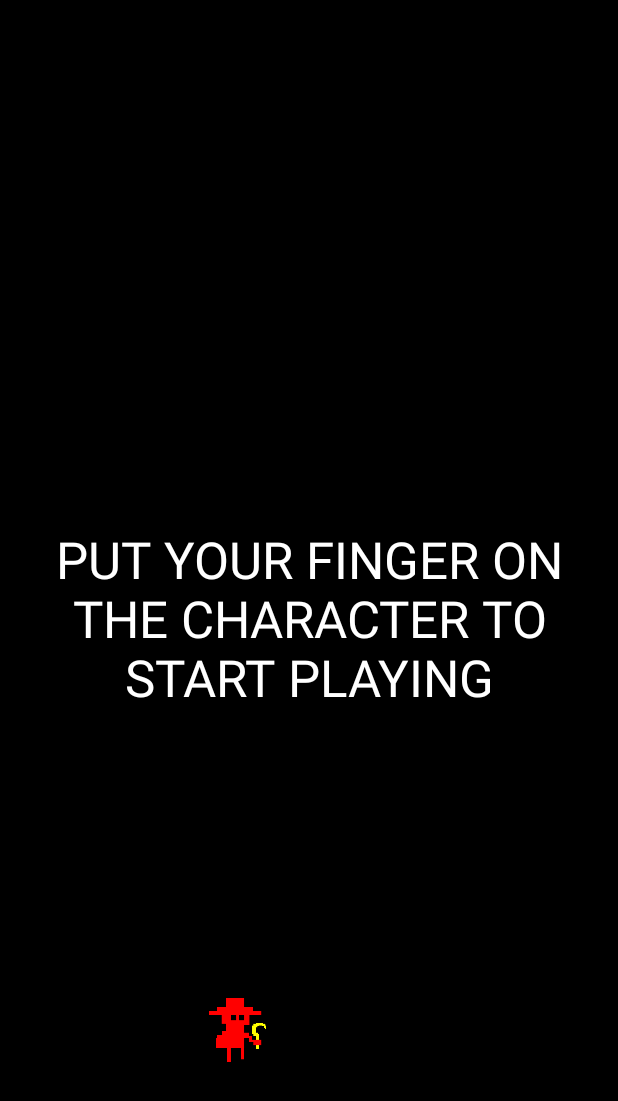
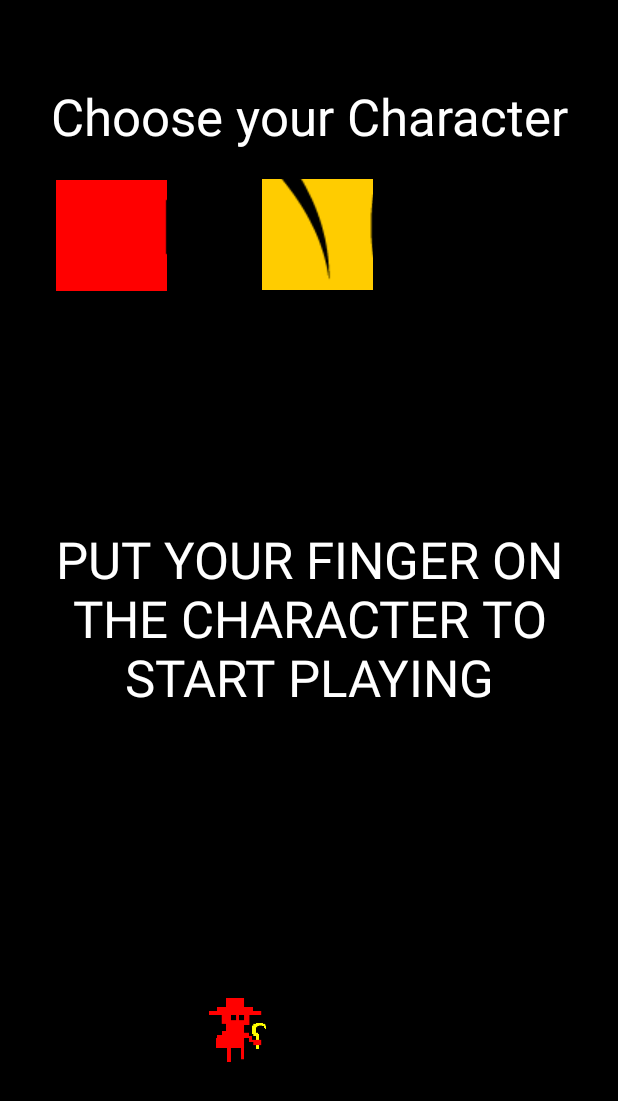
Before and after one commit to JoseMagIII/Sibat, an Android app: the screen it shows after launch (MainActivity), on a phone screen of 412 x 824 dp. Shown: the top 1101 px of the screen. Run offline under Robolectric (Android 15) with nearby library versions, the phone set to English and light mode, and no system bars.

Commit message:
Added Choose character feature (temp icons)

```diff
--- a/app/src/main/java/com/mobdeve/project/sibat/Constants.java
+++ b/app/src/main/java/com/mobdeve/project/sibat/Constants.java
@@ -1,7 +1,9 @@
 package com.mobdeve.project.sibat;
 
 import android.content.SharedPreferences;
+import android.graphics.drawable.Drawable;
 import android.widget.Button;
+import android.widget.ImageButton;
 import android.widget.TextView;
 
 public class Constants {
@@ -18,7 +20,11 @@ public class Constants {
     public static Button RESTART;
     public static Button QUIT;
     public static TextView INITIAL;
+    public static TextView CHOOSE;
     public static boolean START;
+    public static Integer CHARAIMG;
+    public static ImageButton CHARA1;
+    public static ImageButton CHARA2;
 
 
 }
--- a/app/src/main/java/com/mobdeve/project/sibat/GameView.java
+++ b/app/src/main/java/com/mobdeve/project/sibat/GameView.java
@@ -16,6 +16,7 @@ import android.util.AttributeSet;
 import android.util.Log;
 import android.view.MotionEvent;
 import android.view.View;
+
 import android.widget.TextView;
 
 import androidx.annotation.Nullable;
@@ -150,8 +151,20 @@ public class GameView extends View {
 
         //ADD PLAYER ANIMATIONS HERE
         ArrayList<Bitmap> animations = new ArrayList<>();
-        animations.add(BitmapFactory.decodeResource(this.getResources(), R.drawable.tempchar));
-        animations.add(BitmapFactory.decodeResource(this.getResources(), R.drawable.tempchar2));
+        switch(Constants.CHARAIMG){
+            case 1: {
+                animations.add(BitmapFactory.decodeResource(this.getResources(), R.drawable.tempchar));
+                animations.add(BitmapFactory.decodeResource(this.getResources(), R.drawable.tempchar2));
+
+            } break;
+            case 2: {
+                animations.add(BitmapFactory.decodeResource(this.getResources(), R.drawable.bird1));
+
+            } break;
+
+        }
+
+
         player.setArrBms(animations);
     }
 
@@ -292,6 +305,9 @@ public class GameView extends View {
                     Pause = false;
 
                     Constants.INITIAL.setVisibility(View.GONE);
+                    Constants.CHOOSE.setVisibility(View.GONE);
+                    Constants.CHARA1.setVisibility(View.GONE);
+                    Constants.CHARA2.setVisibility(View.GONE);
                     Constants.SCOREVIEW.setVisibility(View.VISIBLE);
                     Constants.SCORETEXT.setVisibility(View.VISIBLE);
                     if(!Gameover) {
--- a/app/src/main/java/com/mobdeve/project/sibat/MainActivity.java
+++ b/app/src/main/java/com/mobdeve/project/sibat/MainActivity.java
@@ -1,8 +1,11 @@
 package com.mobdeve.project.sibat;
 
 import androidx.appcompat.app.AppCompatActivity;
+import androidx.core.content.res.ResourcesCompat;
+
 
 import android.content.SharedPreferences;
+import android.content.res.Resources;
 import android.media.MediaPlayer;
 import android.os.Bundle;
 import android.preference.PreferenceManager;
@@ -10,6 +13,7 @@ import android.util.DisplayMetrics;
 import android.view.View;
 import android.view.WindowManager;
 import android.widget.Button;
+import android.widget.ImageButton;
 import android.widget.TextView;
 
 public class MainActivity extends AppCompatActivity {
@@ -19,12 +23,19 @@ public class MainActivity extends AppCompatActivity {
     private Button restartBtn, quitBtn;
     private GameView gameView;
     private MediaPlayer mediaPlayer;
+    private ImageButton chara1, chara2;
 
     @Override
     protected void onCreate(Bundle savedInstanceState) {
         super.onCreate(savedInstanceState);
 
         this.getWindow().setFlags(WindowManager.LayoutParams.FLAG_FULLSCREEN, WindowManager.LayoutParams.FLAG_FULLSCREEN);
+
+
+        Constants.CHARAIMG = 1;
+
+
+
 
 
         this.sp = PreferenceManager.getDefaultSharedPreferences(getApplicationContext());
@@ -34,6 +45,7 @@ public class MainActivity extends AppCompatActivity {
         Constants.SP = this.sp;
 
         Constants.HIGHSCORE = sp.getInt("HighScore", 0);
+
 
         DisplayMetrics dm = new DisplayMetrics();
         this.getWindowManager().getDefaultDisplay().getMetrics(dm);
@@ -48,10 +60,16 @@ public class MainActivity extends AppCompatActivity {
         Constants.RESTART = (Button) this.findViewById(R.id.restart_btn);
         Constants.QUIT = (Button) this.findViewById(R.id.quit_btn);
         Constants.INITIAL = (TextView) this.findViewById(R.id.initialScreen_tv);
+        Constants.CHOOSE = (TextView) this.findViewById(R.id.ChooseScreen_tv);
+
+        Constants.CHARA1 = (ImageButton) this.findViewById(R.id.chara1_ib);
+        Constants.CHARA2 = (ImageButton) this.findViewById(R.id.chara2_ib);
 
         restartBtn = this.findViewById(R.id.restart_btn);
         gameView = this.findViewById(R.id.gameView);
         quitBtn = this.findViewById(R.id.quit_btn);
+
+
 
         mediaPlayer = MediaPlayer.create(this, R.raw.bgmusic);
         mediaPlayer.setLooping(true);
@@ -63,6 +81,9 @@ public class MainActivity extends AppCompatActivity {
             public void onClick(View v) {
 
                 Constants.INITIAL.setVisibility(View.VISIBLE);
+                Constants.CHOOSE.setVisibility(View.VISIBLE);
+                Constants.CHARA1.setVisibility(View.VISIBLE);
+                Constants.CHARA2.setVisibility(View.VISIBLE);
                 Constants.SCOREVIEW.setVisibility(View.GONE);
                 Constants.SCORETEXT.setVisibility(View.GONE);
                 gameView.reset();
@@ -75,6 +96,22 @@ public class MainActivity extends AppCompatActivity {
             public void onClick(View v) {
                 finish();
                 System.exit(0);
+            }
+        });
+
+        Constants.CHARA1.setOnClickListener(new View.OnClickListener() {
+            @Override
+            public void onClick(View view){
+                Constants.CHARAIMG = 1;
+                gameView.reset();
+            }
+        });
+
+        Constants.CHARA2.setOnClickListener(new View.OnClickListener() {
+            @Override
+            public void onClick(View view){
+                Constants.CHARAIMG = 2;
+                gameView.reset();
             }
         });
     }
--- a/app/src/main/res/layout/activity_main.xml
+++ b/app/src/main/res/layout/activity_main.xml
@@ -20,6 +20,33 @@
         app:layout_constraintVertical_bias="0.0">
 
     </com.mobdeve.project.sibat.GameView>
+
+    <TextView
+        android:id="@+id/ChooseScreen_tv"
+        android:layout_width="0dp"
+        android:layout_height="wrap_content"
+        android:text="Choose your Character"
+        android:textAlignment="center"
+        android:textColor="#FFFFFF"
+        android:textSize="34sp"
+        app:layout_constraintBottom_toBottomOf="parent"
+        app:layout_constraintEnd_toEndOf="parent"
+        app:layout_constraintHorizontal_bias="0.0"
+        app:layout_constraintStart_toStartOf="parent"
+        app:layout_constraintTop_toTopOf="parent"
+        app:layout_constraintVertical_bias="0.06999999" />
+
+    <ImageButton
+        android:id="@+id/chara2_ib"
+        android:layout_width="74dp"
+        android:layout_height="74dp"
+        app:layout_constraintBottom_toBottomOf="@+id/gameView"
+        app:layout_constraintEnd_toEndOf="parent"
+        app:layout_constraintHorizontal_bias="0.28"
+        app:layout_constraintStart_toEndOf="@+id/chara1_ib"
+        app:layout_constraintTop_toTopOf="parent"
+        app:layout_constraintVertical_bias="0.159"
+        app:srcCompat="@drawable/bird1" />
 
     <TextView
         android:id="@+id/pause_tv"
@@ -123,4 +150,16 @@
         app:layout_constraintStart_toStartOf="parent"
         app:layout_constraintTop_toTopOf="parent" />
 
+    <ImageButton
+        android:id="@+id/chara1_ib"
+        android:layout_width="74dp"
+        android:layout_height="74dp"
+        app:layout_constraintBottom_toBottomOf="@+id/gameView"
+        app:layout_constraintEnd_toEndOf="parent"
+        app:layout_constraintHorizontal_bias="0.11"
+        app:layout_constraintStart_toStartOf="parent"
+        app:layout_constraintTop_toTopOf="parent"
+        app:layout_constraintVertical_bias="0.16000003"
+        app:srcCompat="@drawable/tempchar" />
+
 </androidx.constraintlayout.widget.ConstraintLayout>
```
